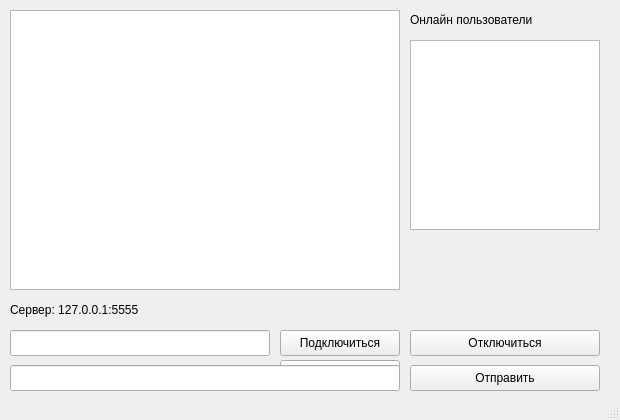
Before: the Qt Designer form untitled/mainwindow.ui in Tivis440/messenger, drawn with Qt 5.
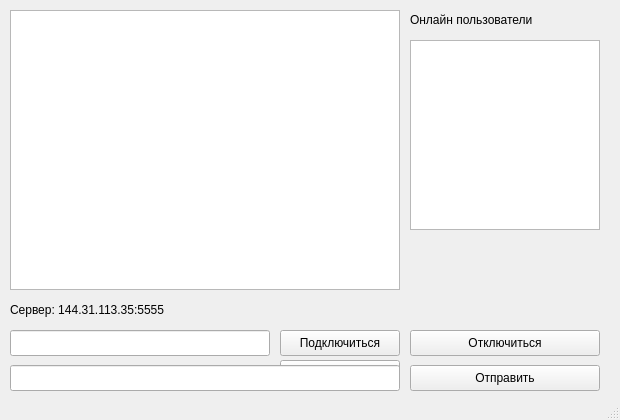
After: the same form once the commit is applied.

What changed in the file:
```diff
--- a/untitled/mainwindow.ui
+++ b/untitled/mainwindow.ui
@@ -60,7 +60,7 @@
      </rect>
     </property>
     <property name="text">
-     <string>Сервер: 127.0.0.1:5555</string>
+     <string>Сервер: 144.31.113.35:5555</string>
     </property>
     <property name="wordWrap">
      <bool>true</bool>
```
